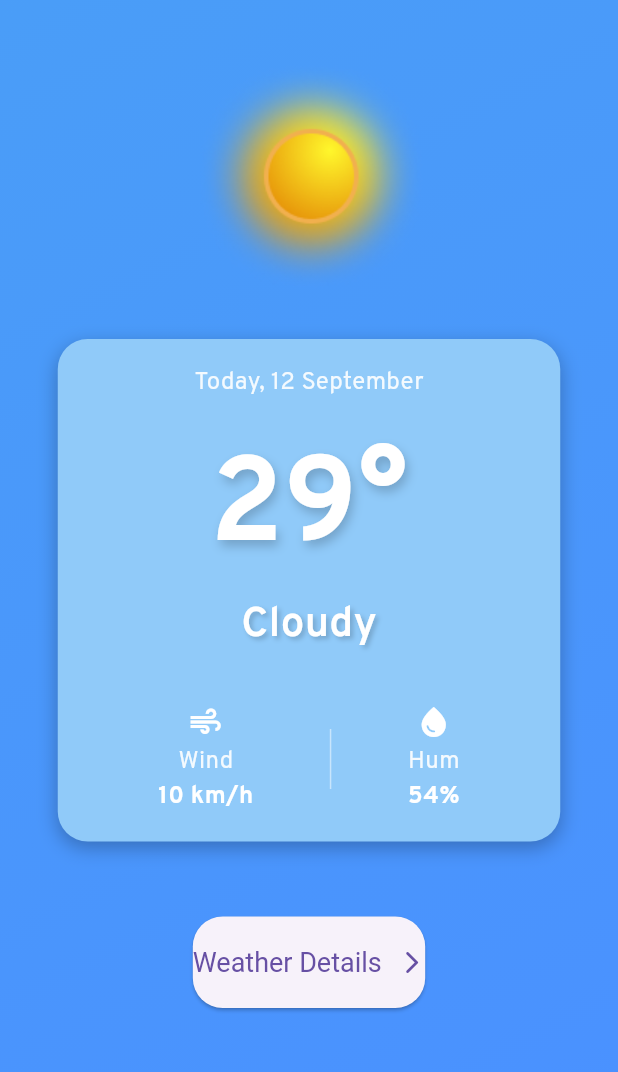
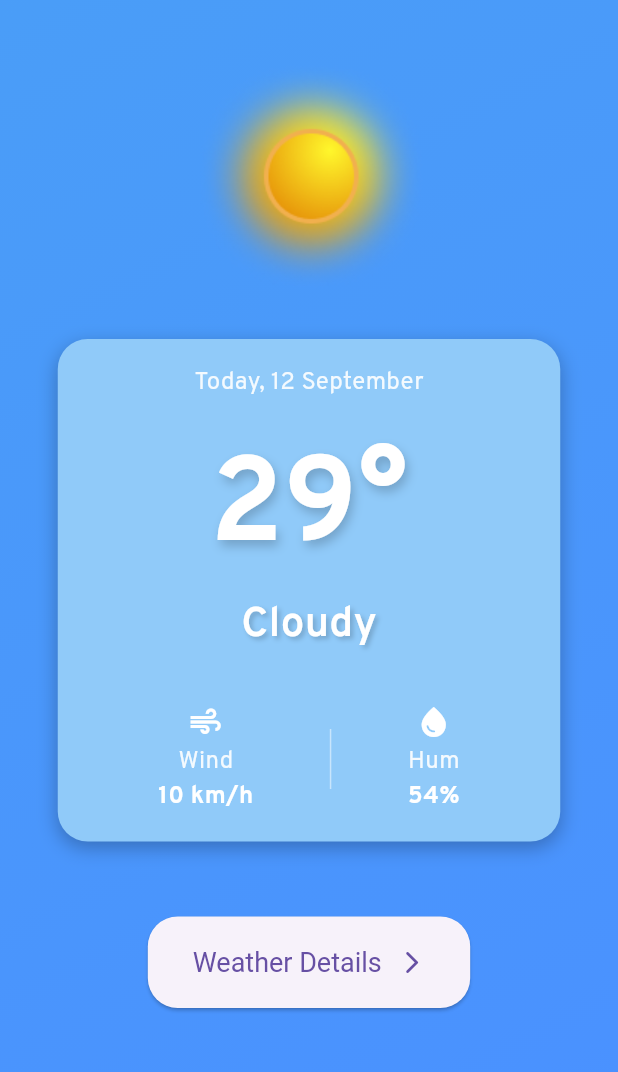
Before and after one commit to ziii19/Fauzi_DRIWeather, a Flutter app: the screen it shows after launch, after a tap on "Get Started", on a phone screen of 412 x 824 dp, the part 93-1165 px from its top. Run offline on Flutter 3.47's test engine with Material 3 defaults, Android fonts, the light colour scheme and no system bars; our stand-ins replace flutter_svg; project files that could hold a hidden picture were left out.

Commit message:
feat: set elevated button style

```diff
--- a/lib/main.dart
+++ b/lib/main.dart
@@ -1,4 +1,3 @@
-import 'package:fauzi_driweather/core/theme/app_color.dart';
 import 'package:flutter/material.dart';
 
 import 'features/weather/presentation/pages/onboard_page.dart';
@@ -19,7 +18,10 @@ class MainApp extends StatelessWidget {
             shape: RoundedRectangleBorder(
               borderRadius: BorderRadius.circular(20),
             ),
-            padding: const EdgeInsets.symmetric(vertical: 20),
+            padding: const EdgeInsets.symmetric(
+              vertical: 20,
+              horizontal: 30,
+            ),
             textStyle: const TextStyle(
               fontSize: 18,
               fontWeight: FontWeight.w400,
```
